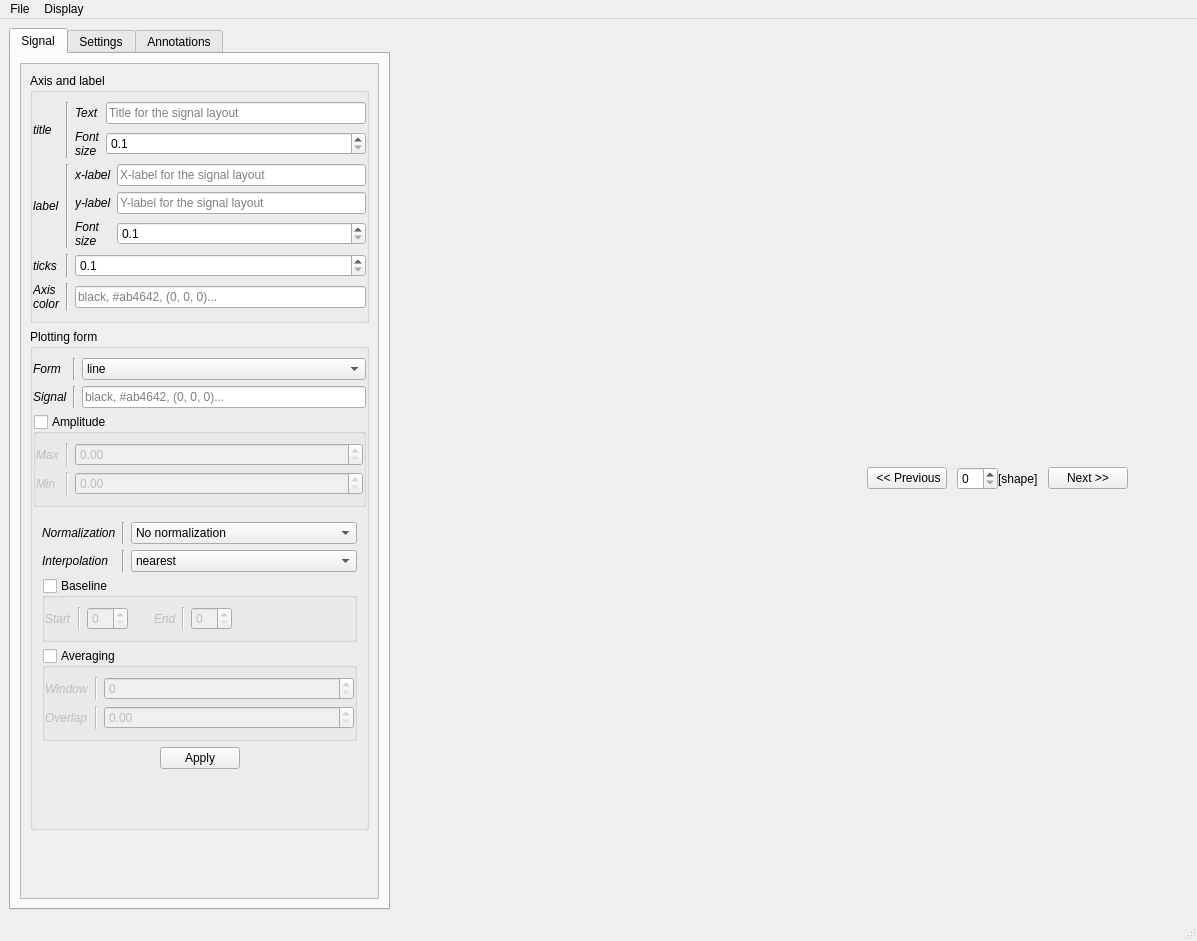
This is visbrain/signal/gui/signal_gui.ui in EtienneCmb/visbrain as Qt 5 draws it before an edit. The edited form follows.
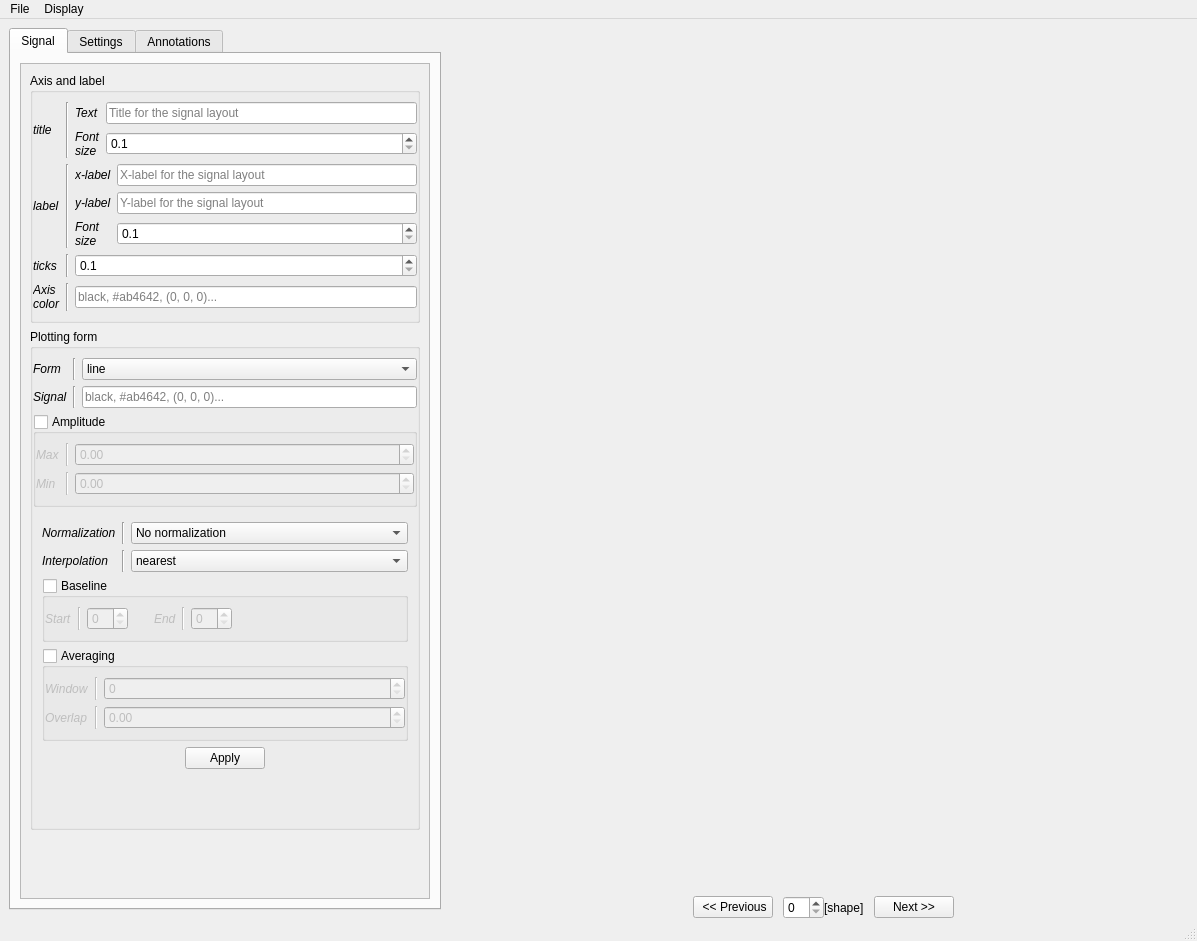
This is the edited form. The open tabs and pages were chosen to show the change.

Commit message: Improve grid and signal layout

```diff
--- a/visbrain/signal/gui/signal_gui.ui
+++ b/visbrain/signal/gui/signal_gui.ui
@@ -98,8 +98,8 @@
                <rect>
                 <x>0</x>
                 <y>0</y>
-                <width>355</width>
-                <height>809</height>
+                <width>408</width>
+                <height>823</height>
                </rect>
               </property>
               <layout class="QVBoxLayout" name="verticalLayout_12">
@@ -1809,6 +1809,25 @@
      </widget>
     </item>
     <item>
+     <layout class="QVBoxLayout" name="verticalLayout_3">
+      <property name="spacing">
+       <number>0</number>
+      </property>
+      <property name="topMargin">
+       <number>0</number>
+      </property>
+      <item>
+       <layout class="QHBoxLayout" name="horizontalLayout_7">
+        <property name="spacing">
+         <number>0</number>
+        </property>
+        <property name="leftMargin">
+         <number>0</number>
+        </property>
+        <property name="rightMargin">
+         <number>0</number>
+        </property>
+        <item>
      <widget class="QWidget" name="_GridWidget" native="true">
       <layout class="QVBoxLayout" name="verticalLayout_8">
        <property name="spacing">
@@ -1819,6 +1838,9 @@
        </property>
        <item>
         <layout class="QVBoxLayout" name="_GridLayout">
+             <property name="topMargin">
+              <number>0</number>
+             </property>
          <item>
           <spacer name="horizontalSpacer">
            <property name="orientation">
@@ -1847,15 +1869,10 @@
         <number>0</number>
        </property>
        <item>
-        <layout class="QVBoxLayout" name="verticalLayout_5">
-         <property name="rightMargin">
-          <number>0</number>
-         </property>
-         <property name="bottomMargin">
-          <number>0</number>
-         </property>
-         <item>
           <layout class="QVBoxLayout" name="_SignalLayout">
+             <property name="topMargin">
+              <number>0</number>
+             </property>
            <property name="rightMargin">
             <number>0</number>
            </property>
@@ -1874,6 +1891,11 @@
            </item>
           </layout>
          </item>
+          </layout>
+         </widget>
+        </item>
+       </layout>
+      </item>
          <item>
           <layout class="QGridLayout" name="gridLayout_8">
            <item row="0" column="6">
@@ -1961,9 +1983,6 @@
           </layout>
          </item>
         </layout>
-       </item>
-      </layout>
-     </widget>
     </item>
    </layout>
   </widget>
```
Left out of the diff: 2 changed lines with no effect on the pictures. Lines whose indentation alone changed are shown as unchanged. The commit also changes 1 other file.
